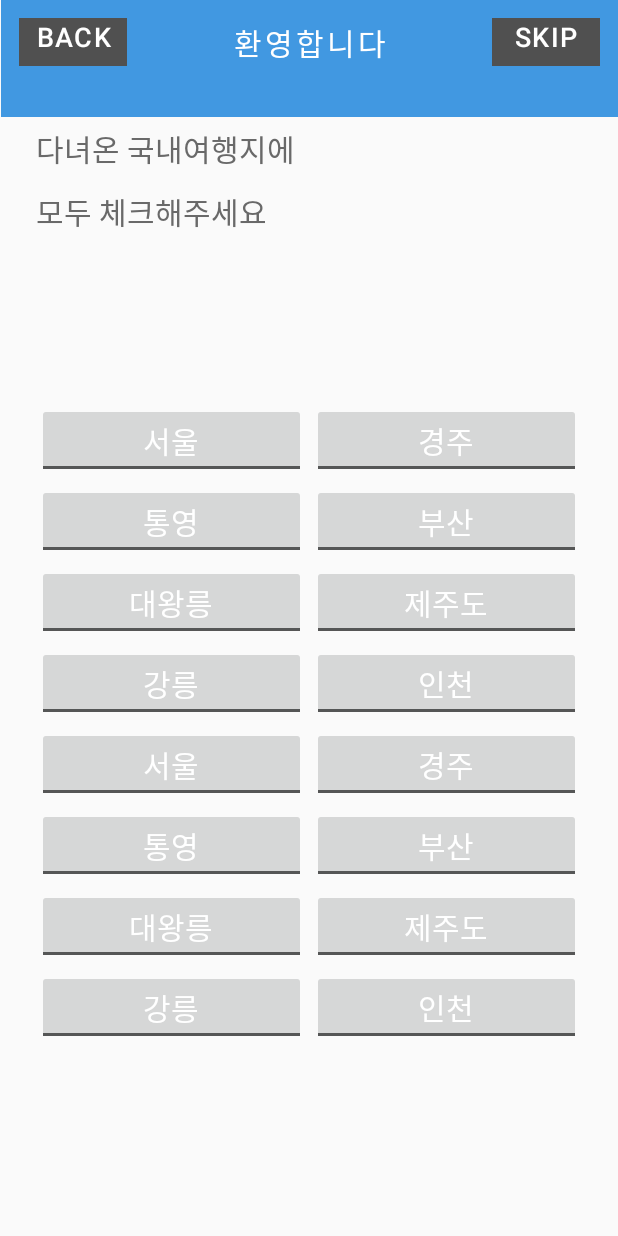
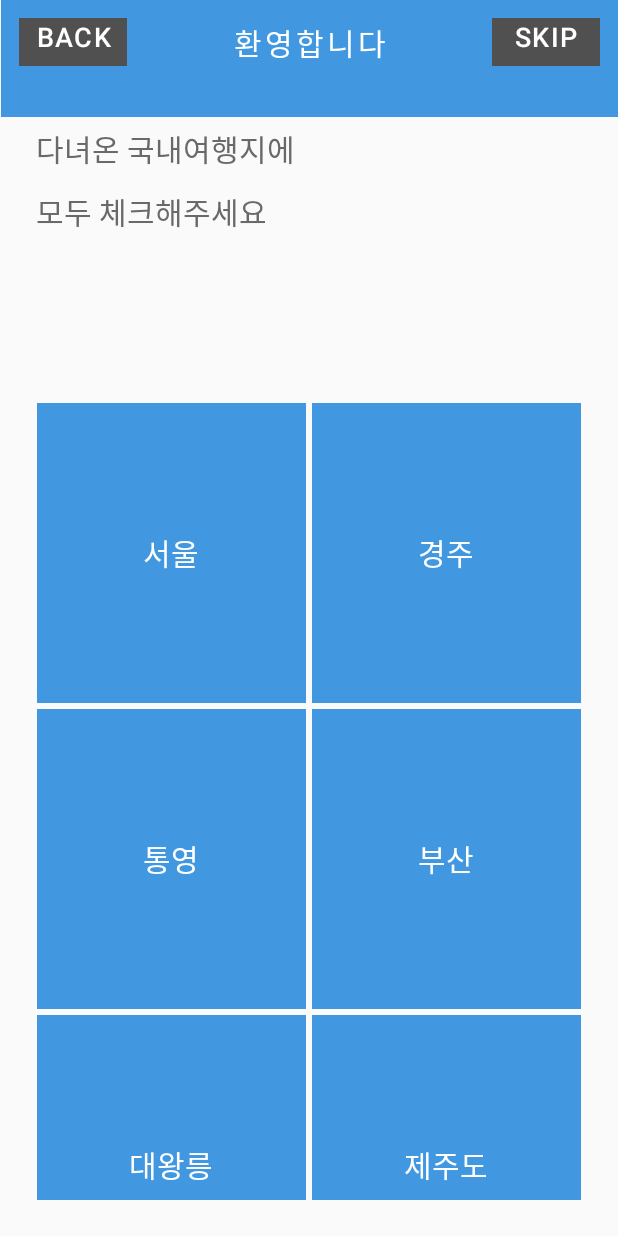
Before and after one commit to chaenkim42/mp, an Android app: the screen it shows after launch (AskLocation), on a phone screen of 412 x 824 dp. Run offline under Robolectric (Android 15) with nearby library versions, the phone set to English and light mode, and no system bars.

Commit message:
asklocation ui - imageview temporarily not set with background drawable
1. 각 도시 별 동등한 크기의 이미지 준비 필요

```diff
--- a/app/src/main/java/com/example/myapplication/GridViewImageAdapter.java
+++ b/app/src/main/java/com/example/myapplication/GridViewImageAdapter.java
@@ -93,9 +93,12 @@ class GridViewImageAdapter extends BaseAdapter implements CompoundButton.OnCheck
         //이미지뷰에 주어진 위치의 이미지를 설정함
 //        tb.setBackgroundResource(imageIds[position]);
 //        tb.set
-//        tb.setWidth(170);
-//        tb.setHeight(170);
-        //tb.setBackgroundDrawable(mContext.getResources().getDrawable(imageIds[position]));
+        tb.setWidth(170);
+        tb.setHeight(300);
+//        tb.setBackgroundDrawable(mContext.getResources().getDrawable(imageIds[position]));
+        tb.setBackgroundColor(mContext.getResources().getColor(R.color.mainBlue));
+//        tb.setScaleX((float) 0.4);
+//        tb.setScaleY((float) 0.4);
 //        tb.setBackgroundColor(mContext.getResources().getColor(R.color.black));
 //        tb.setPadding(10,10,10,10);
 //        tb.setButtonDrawable(imageIds[position]);
```
